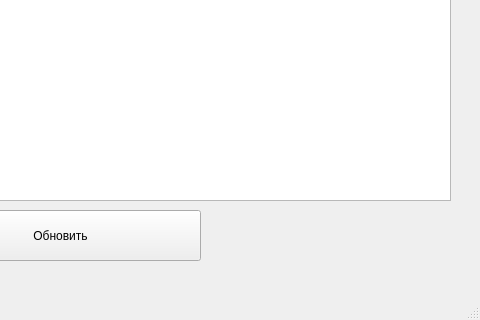
First picture: the form in main.ui, repository killman2859/coffee, before the edit; both pictures show x 320 to 800 and y 280 to 600 of the 800 by 600 pixel window.
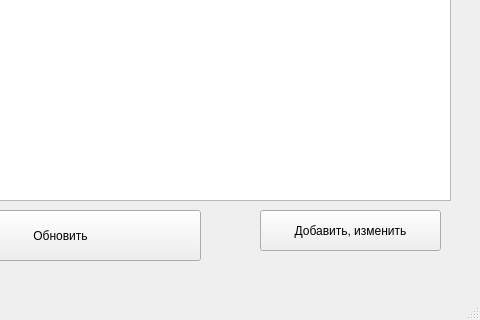
Second picture: the form after the edit.

Diff of the .ui file:
```diff
--- a/main.ui
+++ b/main.ui
@@ -37,6 +37,19 @@
      <string>Обновить</string>
     </property>
    </widget>
+   <widget class="QPushButton" name="addButton">
+    <property name="geometry">
+     <rect>
+      <x>580</x>
+      <y>490</y>
+      <width>181</width>
+      <height>41</height>
+     </rect>
+    </property>
+    <property name="text">
+     <string>Добавить, изменить</string>
+    </property>
+   </widget>
   </widget>
   <widget class="QMenuBar" name="menubar">
    <property name="geometry">
```
